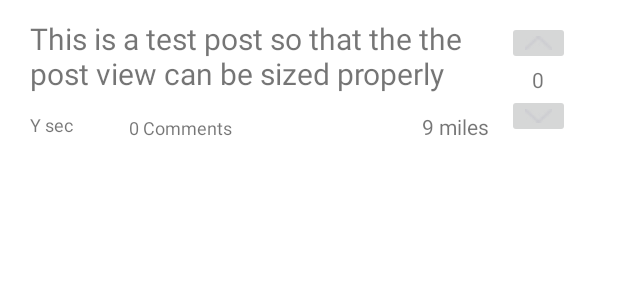
After one commit to ethancox127/Herd, an Android app: the layout large_post_view.xml on its own in the app's theme, with its tools: preview values and no code run, on a phone screen of 412 x 824 dp. The commit adds this screen. Shown: the top 300 px of the screen. Run offline under Robolectric (Android 15) with nearby library versions, the phone set to English and light mode, and no system bars.

Commit message:
Added comments viewer

```diff
--- /dev/null
+++ b/app/src/main/res/layout/large_post_view.xml
@@ -0,0 +1,131 @@
+<?xml version="1.0" encoding="utf-8"?>
+<LinearLayout xmlns:android="http://schemas.android.com/apk/res/android"
+    xmlns:app="http://schemas.android.com/apk/res-auto"
+    xmlns:tools="http://schemas.android.com/tools"
+    android:id="@+id/largePostView"
+    android:layout_width="match_parent"
+    android:layout_height="wrap_content"
+    android:gravity="center"
+    android:paddingTop="8dp"
+    android:paddingBottom="8dp">
+
+    <LinearLayout
+        android:id="@+id/largeTextViews"
+        android:layout_width="wrap_content"
+        android:layout_height="wrap_content"
+        android:layout_marginStart="16dp"
+        android:layout_weight="1"
+        android:orientation="vertical"
+        android:paddingTop="4dp"
+        android:paddingBottom="4dp"
+        app:layout_constraintStart_toStartOf="parent">
+
+        <TextView
+            android:id="@+id/largePostText"
+            android:layout_width="wrap_content"
+            android:layout_height="wrap_content"
+            android:layout_gravity="top"
+            android:layout_marginStart="4dp"
+            android:layout_marginEnd="4dp"
+            android:text="@string/sample_post"
+            android:textSize="20sp"
+            app:layout_constraintEnd_toStartOf="parent"
+            app:layout_constraintStart_toStartOf="parent"
+            app:layout_constraintTop_toTopOf="parent" />
+
+        <LinearLayout
+            android:id="@+id/largeSubViews"
+            android:layout_width="wrap_content"
+            android:layout_height="wrap_content"
+            android:layout_gravity="bottom"
+            android:layout_marginStart="4dp"
+            android:layout_marginTop="12dp"
+            android:layout_marginEnd="4dp"
+            app:layout_constraintBottom_toBottomOf="parent"
+            app:layout_constraintEnd_toEndOf="parent"
+            app:layout_constraintStart_toStartOf="parent"
+            app:layout_constraintTop_toBottomOf="@id/PostText">
+
+            <TextView
+                android:id="@+id/largeTimeFromPost"
+                android:layout_width="wrap_content"
+                android:layout_height="wrap_content"
+                android:layout_gravity="left"
+                android:text="@string/sample_time"
+                android:textSize="12sp"
+                app:layout_constraintBottom_toBottomOf="parent"
+                app:layout_constraintStart_toStartOf="parent" />
+
+            <View
+                android:layout_width="0dp"
+                android:layout_height="0dp"
+                android:layout_weight="3" />
+
+            <TextView
+                android:id="@+id/largeNumComments"
+                android:layout_width="wrap_content"
+                android:layout_height="wrap_content"
+                android:text="@string/sample_comments"
+                android:textSize="12sp" />
+
+            <View
+                android:layout_width="0dp"
+                android:layout_height="0dp"
+                android:layout_weight="2" />
+
+            <TextView
+                android:id="@+id/largeDistance"
+                android:layout_width="wrap_content"
+                android:layout_height="wrap_content"
+                android:text="9 miles" />
+
+        </LinearLayout>
+    </LinearLayout>
+
+    <LinearLayout
+        android:id="@+id/largeScoreLayout"
+        android:layout_width="match_parent"
+        android:layout_height="wrap_content"
+        android:layout_gravity="center_vertical"
+        android:layout_marginEnd="24dp"
+        android:layout_weight="4"
+        android:gravity="center"
+        android:orientation="vertical"
+        app:layout_constraintBottom_toBottomOf="parent"
+        app:layout_constraintEnd_toEndOf="parent"
+        app:layout_constraintStart_toEndOf="@id/textViews"
+        app:layout_constraintTop_toTopOf="parent">
+
+        <ImageButton
+            android:id="@+id/largeUpvote"
+            android:layout_width="wrap_content"
+            android:layout_height="wrap_content"
+            app:layout_constraintBottom_toTopOf="@+id/score"
+            app:layout_constraintEnd_toEndOf="parent"
+            app:layout_constraintStart_toStartOf="parent"
+            app:layout_constraintTop_toTopOf="parent"
+            app:srcCompat="@drawable/upvote" />
+
+        <TextView
+            android:id="@+id/largeScore"
+            android:layout_width="wrap_content"
+            android:layout_height="wrap_content"
+            android:text="0"
+            android:textSize="14sp"
+            app:layout_constraintBottom_toTopOf="@+id/downvote"
+            app:layout_constraintEnd_toEndOf="parent"
+            app:layout_constraintStart_toEndOf="@+id/scoreLayout"
+            app:layout_constraintTop_toBottomOf="@+id/upvote" />
+
+        <ImageButton
+            android:id="@+id/largeDownvote"
+            android:layout_width="wrap_content"
+            android:layout_height="wrap_content"
+            app:layout_constraintEnd_toEndOf="parent"
+            app:layout_constraintStart_toEndOf="@+id/scoreLayout"
+            app:layout_constraintTop_toBottomOf="@+id/score"
+            app:srcCompat="@drawable/downvote" />
+
+    </LinearLayout>
+
+</LinearLayout>
```
Also changed, not shown: app/src/main/java/com/example/herd/CommentsAdapter.java (+32 -6 lines), app/src/main/java/com/example/herd/PostCommentsActivity.java (+32 -21 lines), app/src/main/java/com/example/herd/ui/home/HomeFragment.java (+6 -9 lines).
